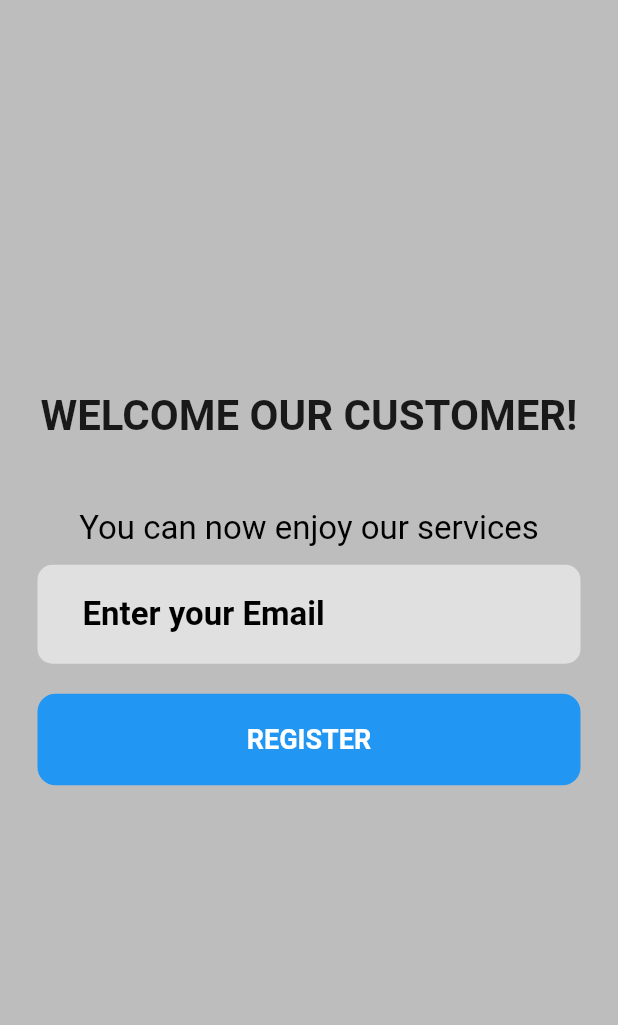
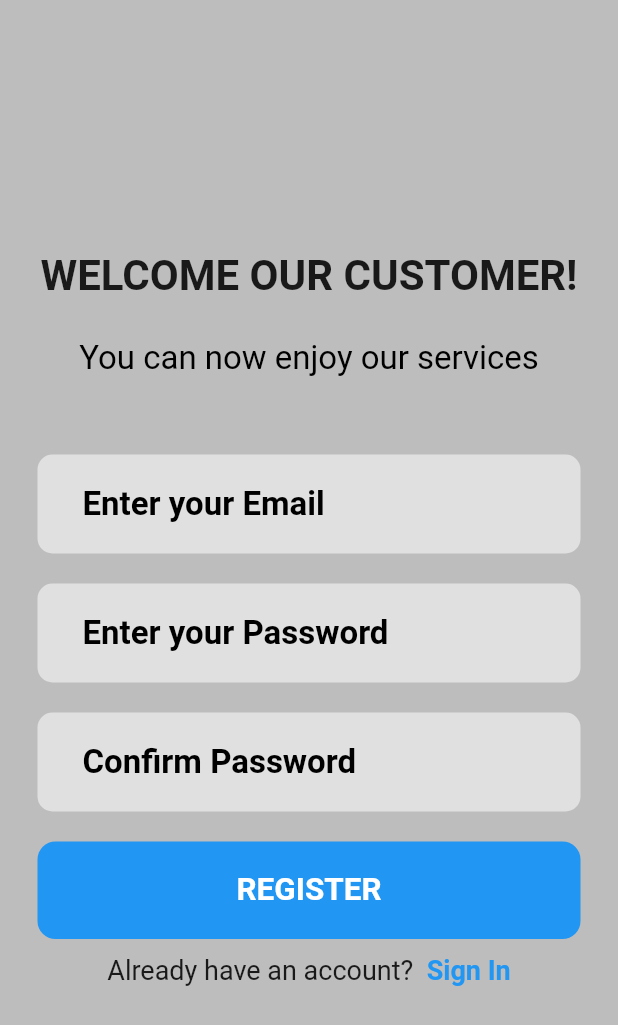
Before and after one commit to shadkasera/escom_app, a Flutter app: the screen it shows after launch, on a phone screen of 412 x 824 dp. Shown: the top 1025 px of the screen. Run offline on Flutter 3.47's test engine with Material 2 defaults, Android fonts, the phone set to English and light mode, and no system bars.

Commit message:
updated register dart

```diff
--- a/lib/pages/register.dart
+++ b/lib/pages/register.dart
@@ -9,6 +9,7 @@ class RegisterPage extends StatelessWidget {
       backgroundColor: Colors.grey[400],
       body: SafeArea(
         child: Center(
+          child: SingleChildScrollView(
             child: Column(
               mainAxisAlignment: MainAxisAlignment.center,
               children: [
@@ -26,7 +27,7 @@ class RegisterPage extends StatelessWidget {
                 ),
                 //picture of the app
 
-              const SizedBox(height: 40),
+                const SizedBox(height: 20),
                 const Padding(
                   padding: EdgeInsets.symmetric(horizontal: 45),
                   child: Text(
@@ -38,7 +39,11 @@ class RegisterPage extends StatelessWidget {
                     ),
                   ),
                 ),
+                //size box
 
+                const SizedBox(
+                  height: 40,
+                ),
                 //email text field
 
                 Padding(
@@ -52,7 +57,8 @@ class RegisterPage extends StatelessWidget {
                       borderRadius: BorderRadius.circular(10),
                     ),
                     child: const Padding(
-                    padding: EdgeInsets.symmetric(vertical: 8,horizontal: 30),
+                      padding:
+                          EdgeInsets.symmetric(vertical: 8, horizontal: 30),
                       child: TextField(
                         decoration: InputDecoration(
                           border: InputBorder.none,
@@ -69,7 +75,62 @@ class RegisterPage extends StatelessWidget {
 
                 //password text field
 
-              //sign in
+                Padding(
+                  padding: const EdgeInsets.symmetric(
+                    horizontal: 25,
+                    vertical: 10,
+                  ),
+                  child: Container(
+                    decoration: BoxDecoration(
+                      color: Colors.grey[300],
+                      borderRadius: BorderRadius.circular(10),
+                    ),
+                    child: const Padding(
+                      padding:
+                          EdgeInsets.symmetric(vertical: 8, horizontal: 30),
+                      child: TextField(
+                        obscureText: true,
+                        decoration: InputDecoration(
+                          border: InputBorder.none,
+                          hintText: 'Enter your Password',
+                          hintStyle: TextStyle(
+                              color: Colors.black,
+                              fontWeight: FontWeight.bold,
+                              fontSize: 22),
+                        ),
+                      ),
+                    ),
+                  ),
+                ),
+
+                //confirm password
+                Padding(
+                  padding: const EdgeInsets.symmetric(
+                    horizontal: 25,
+                    vertical: 10,
+                  ),
+                  child: Container(
+                    decoration: BoxDecoration(
+                      color: Colors.grey[300],
+                      borderRadius: BorderRadius.circular(10),
+                    ),
+                    child: const Padding(
+                      padding:
+                          EdgeInsets.symmetric(vertical: 8, horizontal: 30),
+                      child: TextField(
+                        obscureText: true,
+                        decoration: InputDecoration(
+                          border: InputBorder.none,
+                          hintText: 'Confirm Password',
+                          hintStyle: TextStyle(
+                              color: Colors.black,
+                              fontWeight: FontWeight.bold,
+                              fontSize: 22),
+                        ),
+                      ),
+                    ),
+                  ),
+                ),
 
                 Padding(
                   padding:
@@ -95,19 +156,30 @@ class RegisterPage extends StatelessWidget {
                           style: TextStyle(
                             color: Colors.white,
                             fontWeight: FontWeight.bold,
-                          fontSize: 18,
+                            fontSize: 21,
                           ),
                         ),
                       ),
                     ),
                   ),
                 ),
-              const SizedBox(
-                height: 30,
-              ),
 
                 //register
+                Row(
+                  mainAxisAlignment: MainAxisAlignment.center,
+                  children: const [
+                    Text(
+                      'Already have an account? ',
+                      style: TextStyle(fontSize: 18),
+                    ),
+                    Text(
+                      ' Sign In',
+                      style: TextStyle(fontSize: 18, color: Colors.blue,fontWeight: FontWeight.bold),
+                    )
                   ],
+                )
+              ],
+            ),
           ),
         ),
       ),
```
Lines whose indentation alone changed are shown as unchanged.
